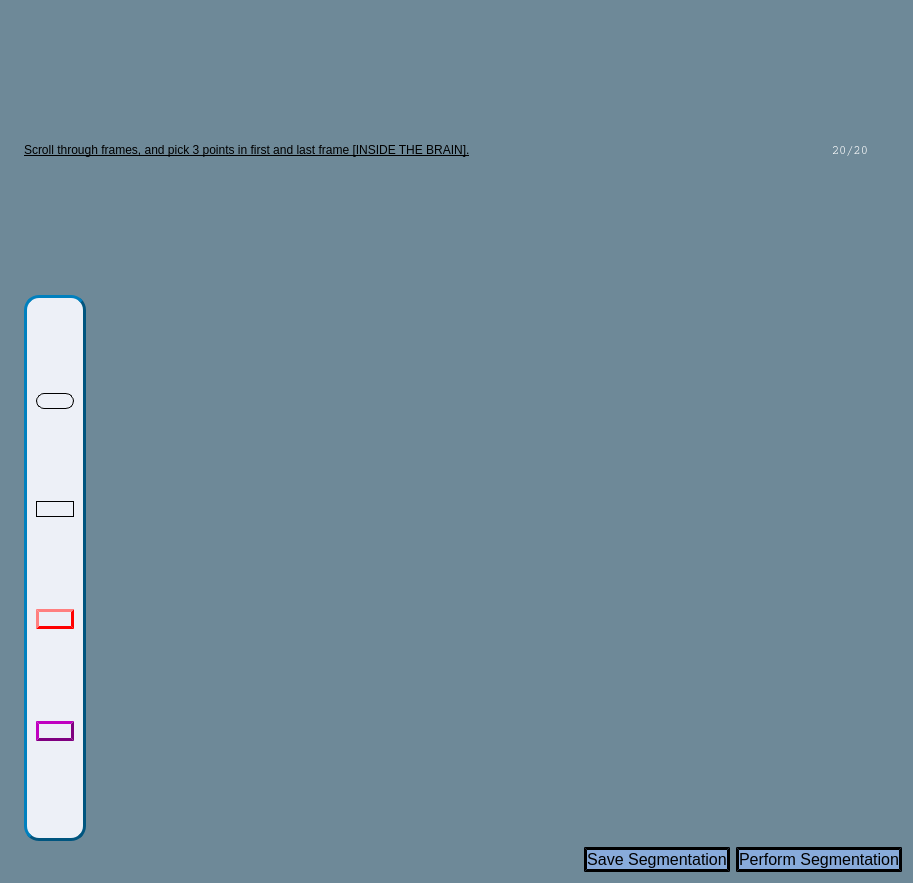
Old version of the form FetalMRI_Workspace.ui in the repository EldanChodorov/Automated_FetalMRI.
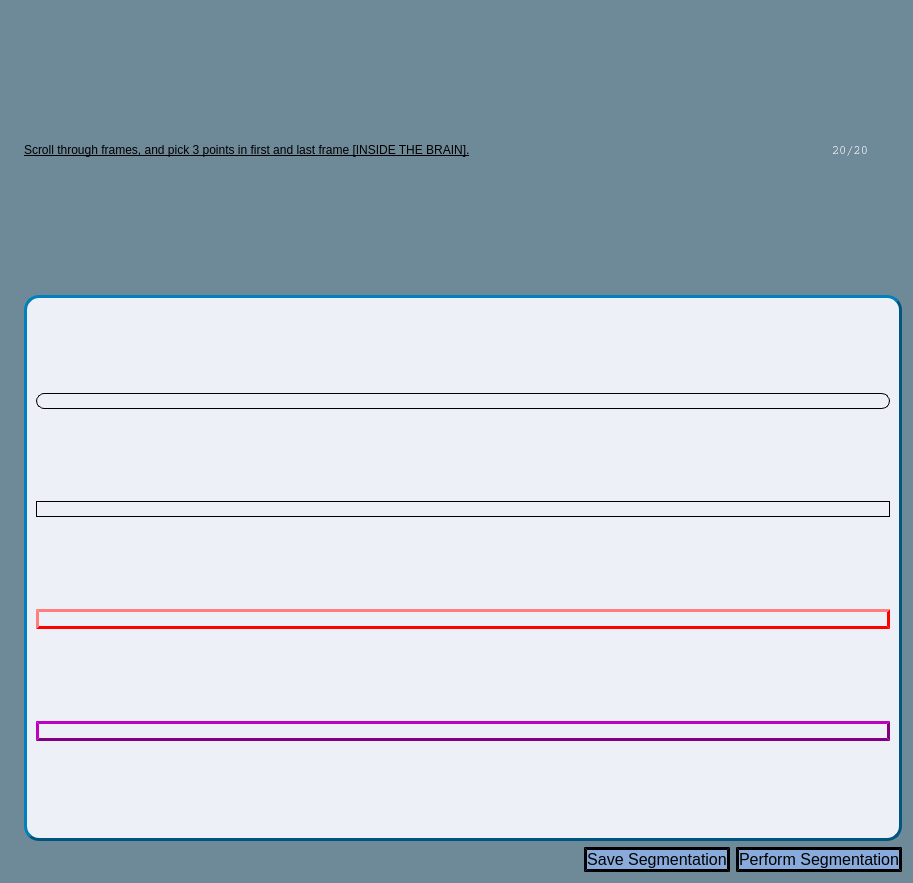
New version of the form. Icons and pictures are not drawn.

Commit message: change layout and activate menu bar

```diff
--- a/FetalMRI_Workspace.ui
+++ b/FetalMRI_Workspace.ui
@@ -72,7 +72,7 @@
       </layout>
      </item>
      <item>
-      <layout class="QHBoxLayout" name="ImageLayout" stretch="0,0">
+      <layout class="QHBoxLayout" name="ImageLayout" stretch="0">
        <item>
         <widget class="QFrame" name="tool_kit">
          <property name="styleSheet">
@@ -164,19 +164,6 @@
          </layout>
         </widget>
        </item>
-       <item>
-        <spacer name="horizontalSpacer">
-         <property name="orientation">
-          <enum>Qt::Horizontal</enum>
-         </property>
-         <property name="sizeHint" stdset="0">
-          <size>
-           <width>40</width>
-           <height>20</height>
-          </size>
-         </property>
-        </spacer>
-       </item>
       </layout>
      </item>
      <item>
```
Left out of the diff: 12 changed lines with no effect on the pictures. The commit also changes 4 other files.
